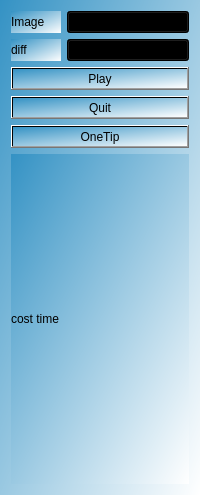
Old version of the form trunk/builds/jigsawpuzzle/controlpanel.ui in the repository scofieldzhu/jigsawpuzzle.
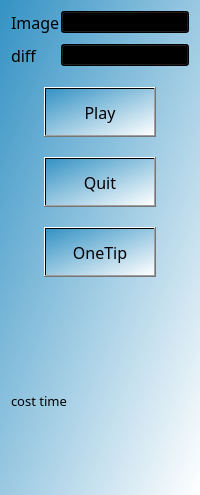
New version of the form.

Commit message: 1) 更新控制面板界面样式 2) 实现全局播放动画接口PlayAnimation

```diff
--- a/trunk/builds/jigsawpuzzle/controlpanel.ui
+++ b/trunk/builds/jigsawpuzzle/controlpanel.ui
@@ -38,6 +38,9 @@
    <string notr="true">background-color: qlineargradient(spread:pad, x1:0, y1:0, x2:1, y2:1, stop:0 rgba(52, 146, 196, 255),stop:1 rgba(255, 255, 255, 255));</string>
   </property>
   <layout class="QVBoxLayout" name="verticalLayout">
+   <property name="spacing">
+    <number>0</number>
+   </property>
    <item>
     <layout class="QHBoxLayout" name="horizontalLayout">
      <item>
@@ -54,6 +57,15 @@
          <height>0</height>
         </size>
        </property>
+       <property name="font">
+        <font>
+         <family>微软雅黑</family>
+         <pointsize>12</pointsize>
+        </font>
+       </property>
+       <property name="styleSheet">
+        <string notr="true">background-color: rgb(255, 255, 255, 0%);</string>
+       </property>
        <property name="text">
         <string>Image</string>
        </property>
@@ -64,6 +76,22 @@
      </item>
     </layout>
    </item>
+   <item>
+    <spacer name="verticalSpacer">
+     <property name="orientation">
+      <enum>Qt::Vertical</enum>
+     </property>
+     <property name="sizeType">
+      <enum>QSizePolicy::Fixed</enum>
+     </property>
+     <property name="sizeHint" stdset="0">
+      <size>
+       <width>20</width>
+       <height>10</height>
+      </size>
+     </property>
+    </spacer>
+   </item>
    <item>
     <layout class="QHBoxLayout" name="horizontalLayout_2">
      <item>
@@ -80,6 +108,15 @@
          <height>0</height>
         </size>
        </property>
+       <property name="font">
+        <font>
+         <family>微软雅黑</family>
+         <pointsize>12</pointsize>
+        </font>
+       </property>
+       <property name="styleSheet">
+        <string notr="true">background-color: rgb(255, 255, 255, 0%);</string>
+       </property>
        <property name="text">
         <string>diff</string>
        </property>
@@ -91,28 +128,167 @@
     </layout>
    </item>
    <item>
-    <widget class="QPushButton" name="playbtn">
-     <property name="text">
-      <string>Play</string>
+    <spacer name="verticalSpacer_2">
+     <property name="orientation">
+      <enum>Qt::Vertical</enum>
      </property>
-    </widget>
+     <property name="sizeType">
+      <enum>QSizePolicy::Fixed</enum>
+     </property>
+     <property name="sizeHint" stdset="0">
+      <size>
+       <width>20</width>
+       <height>20</height>
+      </size>
+     </property>
+    </spacer>
    </item>
    <item>
-    <widget class="QPushButton" name="quitbtn">
-     <property name="text">
-      <string>Quit</string>
+    <layout class="QHBoxLayout" name="horizontalLayout_3">
+     <item>
+      <widget class="QPushButton" name="playbtn">
+       <property name="sizePolicy">
+        <sizepolicy hsizetype="Fixed" vsizetype="Fixed">
+         <horstretch>0</horstretch>
+         <verstretch>0</verstretch>
+        </sizepolicy>
+       </property>
+       <property name="minimumSize">
+        <size>
+         <width>112</width>
+         <height>50</height>
+        </size>
+       </property>
+       <property name="font">
+        <font>
+         <family>微软雅黑</family>
+         <pointsize>12</pointsize>
+        </font>
+       </property>
+       <property name="text">
+        <string>Play</string>
+       </property>
+      </widget>
+     </item>
+    </layout>
+   </item>
+   <item>
+    <spacer name="verticalSpacer_3">
+     <property name="orientation">
+      <enum>Qt::Vertical</enum>
      </property>
-    </widget>
+     <property name="sizeType">
+      <enum>QSizePolicy::Fixed</enum>
+     </property>
+     <property name="sizeHint" stdset="0">
+      <size>
+       <width>20</width>
+       <height>20</height>
+      </size>
+     </property>
+    </spacer>
    </item>
    <item>
-    <widget class="QPushButton" name="tipbtn">
-     <property name="text">
-      <string>OneTip</string>
+    <layout class="QHBoxLayout" name="horizontalLayout_4">
+     <item>
+      <widget class="QPushButton" name="quitbtn">
+       <property name="sizePolicy">
+        <sizepolicy hsizetype="Fixed" vsizetype="Fixed">
+         <horstretch>0</horstretch>
+         <verstretch>0</verstretch>
+        </sizepolicy>
+       </property>
+       <property name="minimumSize">
+        <size>
+         <width>112</width>
+         <height>50</height>
+        </size>
+       </property>
+       <property name="font">
+        <font>
+         <family>微软雅黑</family>
+         <pointsize>12</pointsize>
+        </font>
+       </property>
+       <property name="text">
+        <string>Quit</string>
+       </property>
+      </widget>
+     </item>
+    </layout>
+   </item>
+   <item>
+    <spacer name="verticalSpacer_4">
+     <property name="orientation">
+      <enum>Qt::Vertical</enum>
      </property>
-    </widget>
+     <property name="sizeType">
+      <enum>QSizePolicy::Fixed</enum>
+     </property>
+     <property name="sizeHint" stdset="0">
+      <size>
+       <width>20</width>
+       <height>20</height>
+      </size>
+     </property>
+    </spacer>
+   </item>
+   <item>
+    <layout class="QHBoxLayout" name="horizontalLayout_5">
+     <item>
+      <widget class="QPushButton" name="tipbtn">
+       <property name="sizePolicy">
+        <sizepolicy hsizetype="Fixed" vsizetype="Fixed">
+         <horstretch>0</horstretch>
+         <verstretch>0</verstretch>
+        </sizepolicy>
+       </property>
+       <property name="minimumSize">
+        <size>
+         <width>112</width>
+         <height>50</height>
+        </size>
+       </property>
+       <property name="font">
+        <font>
+         <family>微软雅黑</family>
+         <pointsize>12</pointsize>
+        </font>
+       </property>
+       <property name="text">
+        <string>OneTip</string>
+       </property>
+      </widget>
+     </item>
+    </layout>
+   </item>
+   <item>
+    <spacer name="verticalSpacer_5">
+     <property name="orientation">
+      <enum>Qt::Vertical</enum>
+     </property>
+     <property name="sizeType">
+      <enum>QSizePolicy::Fixed</enum>
+     </property>
+     <property name="sizeHint" stdset="0">
+      <size>
+       <width>20</width>
+       <height>40</height>
+      </size>
+     </property>
+    </spacer>
    </item>
    <item>
     <widget class="QLabel" name="resultlabel">
+     <property name="font">
+      <font>
+       <family>微软雅黑</family>
+       <pointsize>10</pointsize>
+      </font>
+     </property>
+     <property name="styleSheet">
+      <string notr="true">background-color: rgb(255, 255, 255, 0%);</string>
+     </property>
      <property name="text">
       <string>cost time</string>
      </property>
```
The commit also changes 21 other files.
